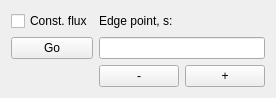
goodvin360/pivn_app, file constflux.ui: the form before one commit.
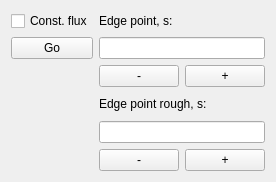
The form after the commit.

Commit message: 11.03.2025 home 1 Release 22.5: - const flux functional for rough channel is improved - left time for rough channel is added - gui updated

```diff
--- a/constflux.ui
+++ b/constflux.ui
@@ -7,7 +7,7 @@
     <x>0</x>
     <y>0</y>
     <width>256</width>
-    <height>93</height>
+    <height>182</height>
    </rect>
   </property>
   <property name="windowTitle">
@@ -52,6 +52,30 @@
      </property>
     </widget>
    </item>
+   <item row="3" column="1" colspan="2">
+    <widget class="QLabel" name="label_2">
+     <property name="text">
+      <string>Edge point rough, s:</string>
+     </property>
+    </widget>
+   </item>
+   <item row="4" column="1" colspan="2">
+    <widget class="QLineEdit" name="lineEdit_2"/>
+   </item>
+   <item row="5" column="1">
+    <widget class="QPushButton" name="pushButton_4">
+     <property name="text">
+      <string>-</string>
+     </property>
+    </widget>
+   </item>
+   <item row="5" column="2">
+    <widget class="QPushButton" name="pushButton_5">
+     <property name="text">
+      <string>+</string>
+     </property>
+    </widget>
+   </item>
   </layout>
  </widget>
  <resources/>
```
Left out of the diff: 34 changed lines with no effect on the pictures. The commit also changes 8 other files.
